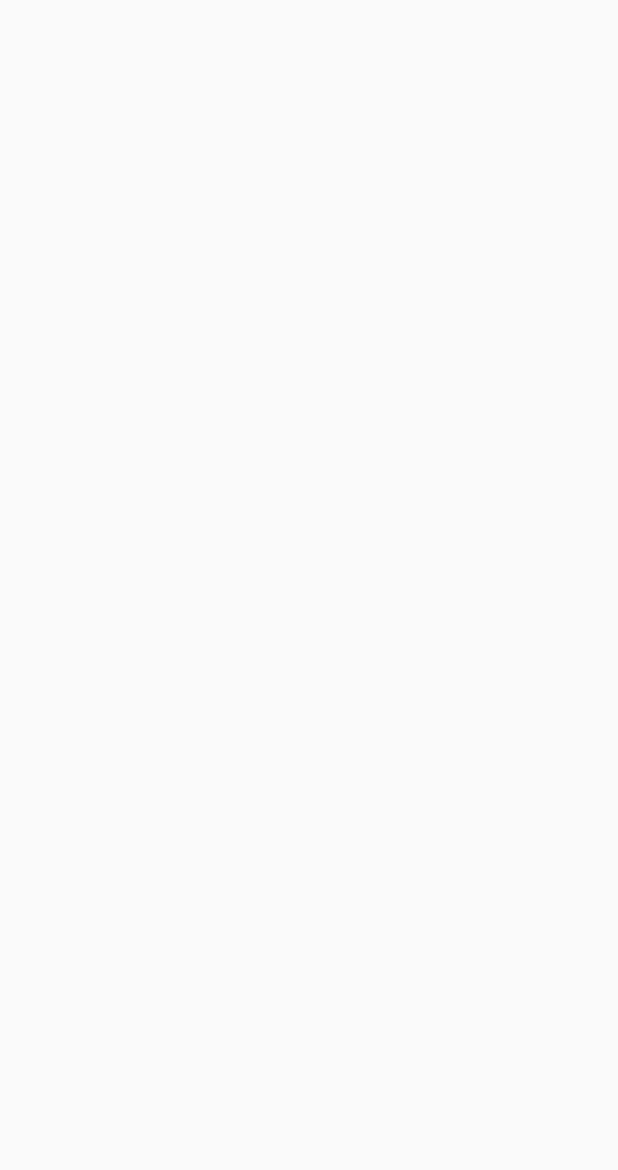
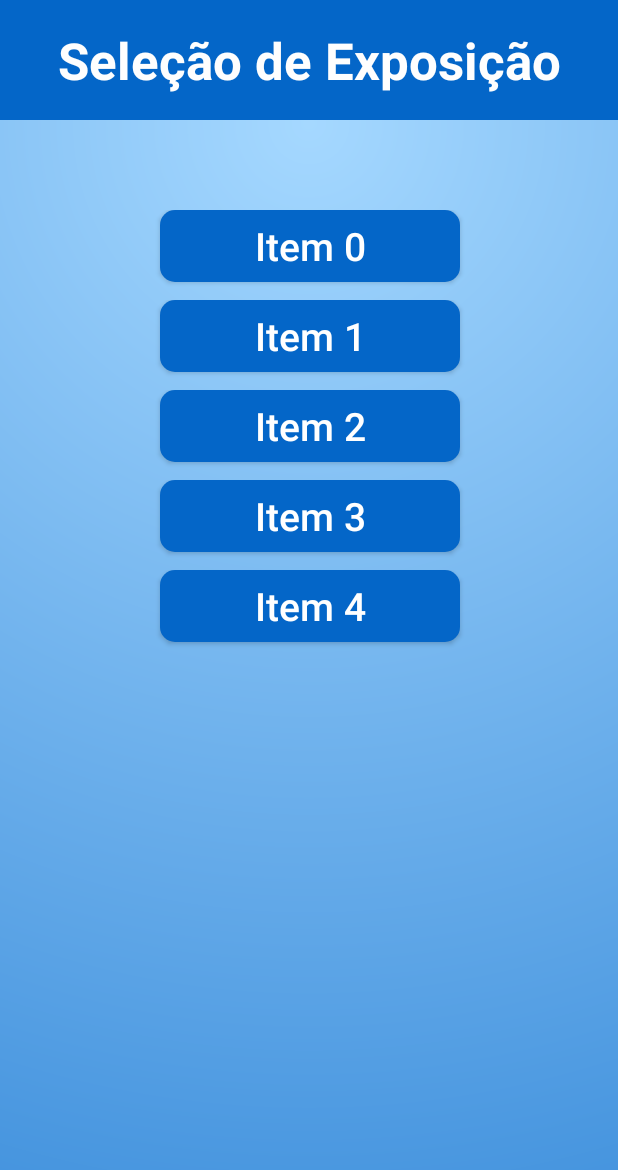
Before and after one commit to pmas98/trabalhoDesMobile, an Android app: the SelecaoObras2 screen opened directly, with no data from a screen before it, on a phone screen of 412 x 824 dp. Before the commit the part shown is empty. Shown: the top 1170 px of the screen. Run offline under Robolectric (Android 15) with nearby library versions, the phone set to English and light mode, and no system bars.

Commit message:
alterações na tela de selecao de obras

```diff
--- a/app/src/main/AndroidManifest.xml
+++ b/app/src/main/AndroidManifest.xml
@@ -16,10 +16,7 @@
         tools:targetApi="31">
         <activity
             android:name=".activities.SelecaoObras2"
-            android:exported="false" />
-        <activity
-            android:name=".activities.SelecaoObras"
-            android:exported="false" />
+            android:exported="true" />
         <activity
             android:name=".activities.CadastroExpo"
             android:exported="false" /> <!-- android:label="@string/title_activity_cadastro_expo" -->
--- a/app/src/main/java/com/example/mobileproject/MainActivity.kt
+++ b/app/src/main/java/com/example/mobileproject/MainActivity.kt
@@ -5,6 +5,7 @@ import androidx.appcompat.app.AppCompatActivity
 import android.os.Bundle
 import android.widget.Button
 import com.example.mobileproject.activities.CadastroExpo
+import com.example.mobileproject.activities.SelecaoObras2
 
 class MainActivity : AppCompatActivity() {
     override fun onCreate(savedInstanceState: Bundle?) {
@@ -13,7 +14,7 @@ class MainActivity : AppCompatActivity() {
 
         val butaoTeste: Button = findViewById(R.id.button_test)
         butaoTeste.setOnClickListener {
-            val intent = Intent(this, CadastroExpo::class.java)
+            val intent = Intent(this, SelecaoObras2::class.java)
             startActivity(intent)
         }
     }
--- /dev/null
+++ b/app/src/main/java/com/example/mobileproject/activities/RecyclerViewAdapter.kt
@@ -0,0 +1,25 @@
+import android.view.LayoutInflater
+import android.view.View
+import android.view.ViewGroup
+import android.widget.Button
+import android.widget.TextView
+import androidx.recyclerview.widget.RecyclerView
+import com.example.mobileproject.R
+
+class SelecaoObrasAdapter(private val items: List<String>) : RecyclerView.Adapter<SelecaoObrasAdapter.ViewHolder>() {
+
+    class ViewHolder(view: View) : RecyclerView.ViewHolder(view) {
+        val btn: Button = view.findViewById(R.id.ButtonSelecaoObras)
+    }
+
+    override fun onCreateViewHolder(parent: ViewGroup, viewType: Int): ViewHolder {
+        val view = LayoutInflater.from(parent.context).inflate(R.layout.selecao_obras_items_layout, parent, false)
+        return ViewHolder(view)
+    }
+
+    override fun onBindViewHolder(holder: ViewHolder, position: Int) {
+        holder.btn.text = items[position]
+    }
+
+    override fun getItemCount() = items.size
+}
--- a/app/src/main/java/com/example/mobileproject/activities/SelecaoObras2.kt
+++ b/app/src/main/java/com/example/mobileproject/activities/SelecaoObras2.kt
@@ -1,12 +1,25 @@
 package com.example.mobileproject.activities
+
+import SelecaoObrasAdapter
 
 import androidx.appcompat.app.AppCompatActivity
 import android.os.Bundle
 import com.example.mobileproject.R
+import androidx.recyclerview.widget.LinearLayoutManager
+import androidx.recyclerview.widget.RecyclerView
+
 
 class SelecaoObras2 : AppCompatActivity() {
     override fun onCreate(savedInstanceState: Bundle?) {
         super.onCreate(savedInstanceState)
         setContentView(R.layout.activity_selecao_obras2)
+
+        val items = List(5) { "Item $it" } // Replace with your actual data
+
+        val recyclerView: RecyclerView = findViewById(R.id.RecyclerViewSelecaoObras)
+        recyclerView.layoutManager = LinearLayoutManager(this)
+        recyclerView.adapter = SelecaoObrasAdapter(items)
+
+
     }
 }
--- a/app/src/main/res/layout/activity_selecao_obras2.xml
+++ b/app/src/main/res/layout/activity_selecao_obras2.xml
@@ -6,4 +6,40 @@
     android:layout_height="match_parent"
     tools:context=".activities.SelecaoObras2">
 
+    <LinearLayout
+        android:id="@+id/linearLayout"
+        android:layout_width="match_parent"
+        android:layout_height="match_parent"
+        android:background="@drawable/gradiente_padrao"
+        android:gravity="center_horizontal"
+        android:orientation="vertical">
+
+        <TextView
+            android:id="@+id/CadastroExpHeader"
+            android:layout_width="match_parent"
+            android:layout_height="80dp"
+            android:background="#0466C8"
+            android:gravity="center"
+            android:text="Seleção de Exposição"
+            android:textAlignment="center"
+            android:textColor="#FEFEFE"
+            android:textSize="34sp"
+            android:textStyle="bold" />
+
+        <androidx.constraintlayout.widget.ConstraintLayout
+            android:layout_width="match_parent"
+            android:layout_height="match_parent">
+
+            <androidx.recyclerview.widget.RecyclerView
+                android:id="@+id/RecyclerViewSelecaoObras"
+                android:layout_width="match_parent"
+                android:layout_height="match_parent"
+                android:layout_marginTop="60dp"
+                app:layout_constraintEnd_toEndOf="parent"
+                app:layout_constraintStart_toStartOf="parent"
+                app:layout_constraintTop_toTopOf="parent" />
+        </androidx.constraintlayout.widget.ConstraintLayout>
+
+    </LinearLayout>
+
 </androidx.constraintlayout.widget.ConstraintLayout>
--- /dev/null
+++ b/app/src/main/res/layout/selecao_obras_items_layout.xml
@@ -0,0 +1,27 @@
+<?xml version="1.0" encoding="utf-8"?>
+<androidx.constraintlayout.widget.ConstraintLayout xmlns:android="http://schemas.android.com/apk/res/android"
+    xmlns:app="http://schemas.android.com/apk/res-auto"
+    android:layout_width="match_parent"
+    android:layout_height="60dp">
+
+    <Button
+        android:id="@+id/ButtonSelecaoObras"
+        app:layout_constraintEnd_toEndOf="parent"
+        app:layout_constraintStart_toStartOf="parent"
+        app:layout_constraintTop_toTopOf="parent"
+        android:layout_width="200dp"
+        android:layout_height="wrap_content"
+        android:layout_marginStart="106dp"
+        android:layout_marginEnd="105dp"
+        android:layout_marginBottom="140dp"
+        android:background="@drawable/cor_click_botao"
+        android:fontFamily="sans-serif-medium"
+        android:gravity="center"
+        android:textAllCaps="false"
+        android:textColor="@color/white"
+        android:textSize="26sp"
+        android:typeface="normal"
+        app:cornerRadius="10dp"
+        />
+
+</androidx.constraintlayout.widget.ConstraintLayout>
```
